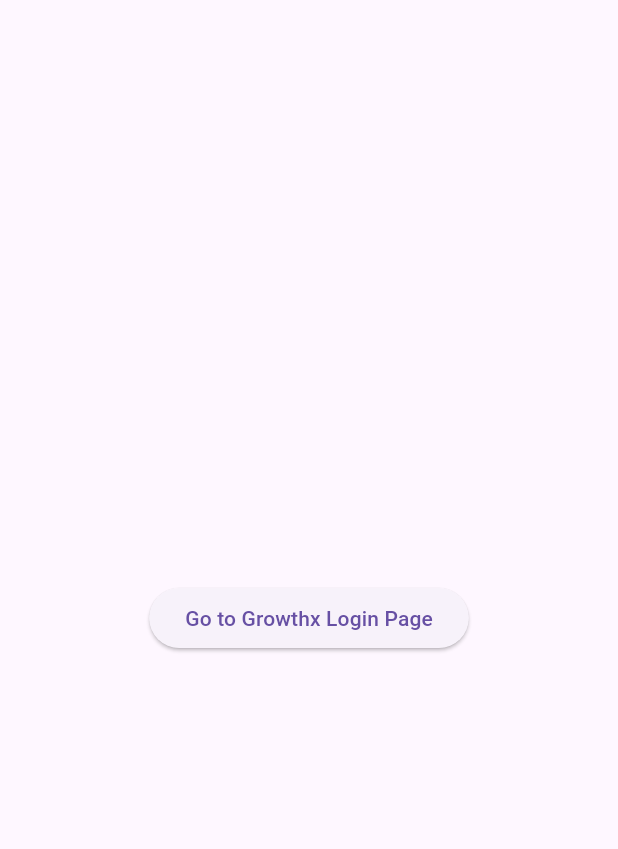
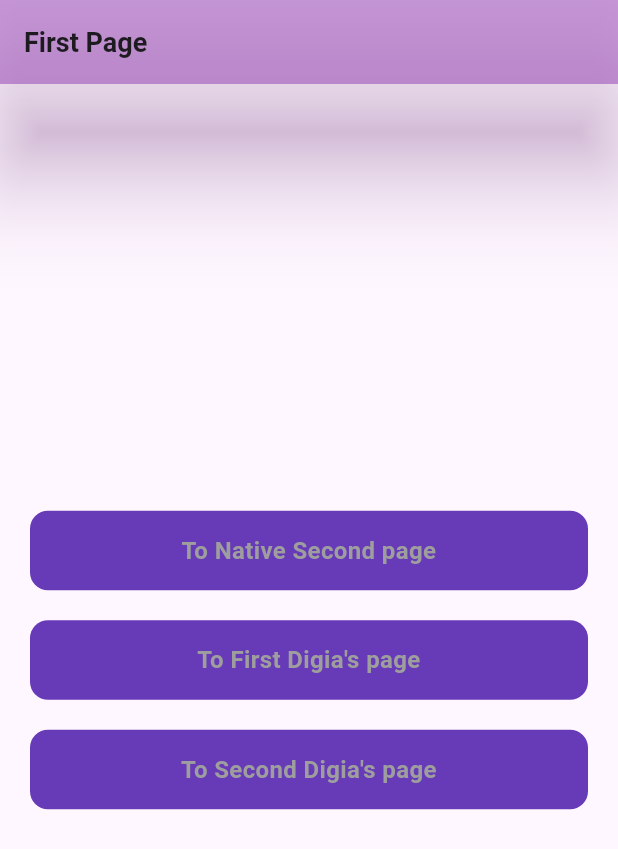
Before and after one commit to Digia-Technology-Private-Limited/digia_sdk_samples, a Flutter app: the screen it shows after launch, on a phone screen of 412 x 824 dp. Shown: the top 849 px of the screen. Run offline on Flutter 3.47's test engine with Material 3 defaults, Android fonts, the light colour scheme and no system bars; missing offline and left inert: digia_ui.

Commit message:
Digia sdk integration

```diff
--- a/lib/main.dart
+++ b/lib/main.dart
@@ -1,34 +1,77 @@
-import 'package:digia_sdk_samples/growthx/growthx_home_page.dart';
-import 'package:digia_sdk_samples/growthx/growthx_login_page.dart';
-import 'package:digia_sdk_samples/growthx/growthx_otp_page.dart';
+import 'package:digia_sdk_samples/native_pages/first_page.dart';
+import 'package:digia_sdk_samples/native_pages/second_page.dart';
+import 'package:digia_ui/digia_ui.dart';
 import 'package:flutter/material.dart';
 
-void main() {
+void main() async {
   runApp(
-    MaterialApp(
-      debugShowCheckedModeBanner: false,
-      home: const HomePage(),
-      routes: {
-        '/growthxLoginPage': (context) => const GrowthxLoginPage(),
-        '/growthxOTPpage': (context) => const GrowthxOTPpage(),
-        '/growthxHomePage': (context) => const GrowthxHomePage(),
-      },
-    ),
+    const HomePage(),
   );
 }
 
 class HomePage extends StatelessWidget {
   const HomePage({super.key});
+
   @override
   Widget build(BuildContext context) {
-    return Scaffold(
-      body: Center(
-        child: ElevatedButton(
-          onPressed: () {
-            Navigator.pushNamed(context, '/growthxLoginPage');
-          },
-          child: const Text('Go to Growthx Login Page'),
+    return MaterialApp(
+      debugShowCheckedModeBanner: false,
+      routes: {
+        '/nativeFirstPage': (context) => const FirstPage(),
+        '/nativeSecondPage': (context) => const SecondPage(),
+        '/digiaFirstPage': (context) => DUIPage(pageUid: ''),
+        '/digiaSecondPage': (context) => DUIPage(pageUid: ''),
+      },
+      home: FutureBuilder(
+        future: DigiaUIClient.initializeFromNetwork(
+          accessKey: '654a07bd58a81f8c6e5c38c5',
+          environment: Environment.staging,
+          version: 1,
         ),
+        builder: (context, snapshot) {
+          if (snapshot.connectionState != ConnectionState.done) {
+            return const Scaffold(
+              body: SafeArea(
+                child: Align(
+                  alignment: Alignment.center,
+                  child: Column(
+                    crossAxisAlignment: CrossAxisAlignment.center,
+                    mainAxisAlignment: MainAxisAlignment.center,
+                    children: [
+                      Text('Initializing from Cloud...'),
+                      LinearProgressIndicator()
+                    ],
+                  ),
+                ),
+              ),
+            );
+          }
+
+          if (snapshot.hasError) {
+            return const Scaffold(
+              body: SafeArea(
+                child: Align(
+                  alignment: Alignment.center,
+                  child: Column(
+                    crossAxisAlignment: CrossAxisAlignment.center,
+                    mainAxisAlignment: MainAxisAlignment.center,
+                    children: [
+                      Text(
+                        'Could not fetch Config.',
+                        style: TextStyle(color: Colors.red, fontSize: 24),
+                      ),
+                    ],
+                  ),
+                ),
+              ),
+            );
+          }
+
+          // final initialRouteData =
+          //     DigiaUIClient.getConfigResolver().getfirstPageData();
+
+          return const FirstPage();
+        },
       ),
     );
   }
--- /dev/null
+++ b/lib/native_pages/first_page.dart
@@ -0,0 +1,64 @@
+import 'package:flutter/material.dart';
+
+class FirstPage extends StatelessWidget {
+  const FirstPage({super.key});
+
+  @override
+  Widget build(BuildContext context) {
+    List<String> goToList = [
+      'To Native Second page',
+      'To First Digia\'s page',
+      'To Second Digia\'s page',
+    ];
+    return Scaffold(
+      appBar: AppBar(
+        elevation: 30,
+        shadowColor: Colors.purple.shade300,
+        backgroundColor: Colors.purple.withOpacity(0.4),
+        title: const Text(
+          'First Page',
+          style: TextStyle(
+            fontWeight: FontWeight.w700,
+            fontSize: 18,
+          ),
+        ),
+      ),
+      body: Column(
+        crossAxisAlignment: CrossAxisAlignment.center,
+        mainAxisAlignment: MainAxisAlignment.center,
+        children: List.generate(
+          goToList.length,
+              (index) => InkWell(
+            onTap: (){
+              switch(index){
+                case 0:
+                  Navigator.pushNamed(context, '/nativeSecondPage');
+                case 1:
+                  Navigator.pushNamed(context, '/digiaFirstPage');
+                case 2:
+                  Navigator.pushNamed(context, '/digiaSecondPage');
+              }
+            },
+            child: Container(
+              margin: const EdgeInsets.symmetric(horizontal: 20,vertical: 10),
+              padding: const EdgeInsets.symmetric(horizontal: 20,vertical: 15),
+              width: double.infinity,
+              decoration: BoxDecoration(
+                  color: Colors.deepPurple,
+                  borderRadius: BorderRadius.circular(12)),
+              child: Text(
+                goToList[index],
+                textAlign: TextAlign.center,
+                style: const TextStyle(
+                  fontWeight: FontWeight.w600,
+                  fontSize: 16,
+                  color: Colors.grey,
+                ),
+              ),
+            ),
+          ),
+        ),
+      ),
+    );
+  }
+}
--- a/pubspec.yaml
+++ b/pubspec.yaml
@@ -19,7 +19,7 @@
 version: 1.0.0+1
 
 environment:
-  sdk: '>=3.3.3 <4.0.0'
+  sdk: '>=3.3.0 <4.0.0'
 
 # Dependencies specify other packages that your package needs in order to work.
 # To automatically upgrade your package dependencies to the latest versions
@@ -30,7 +30,6 @@
 dependencies:
   flutter:
     sdk: flutter
-  intl_phone_number_input: ^0.7.4
   pinput: ^4.0.0
   digia_ui:
     git:
```
Also changed, not shown: lib/digia_pages/digia_first_page.dart (added, +21 -0 lines), lib/digia_pages/digia_second_page.dart (added, +21 -0 lines), lib/growthx/growthx_home_page.dart (deleted, +0 -12 lines), lib/growthx/growthx_login_page.dart (deleted, +0 -185 lines), lib/growthx/growthx_otp_page.dart (deleted, +0 -214 lines), lib/native_pages/second_page.dart (added, +64 -0 lines), pubspec.lock, 6 other files.
